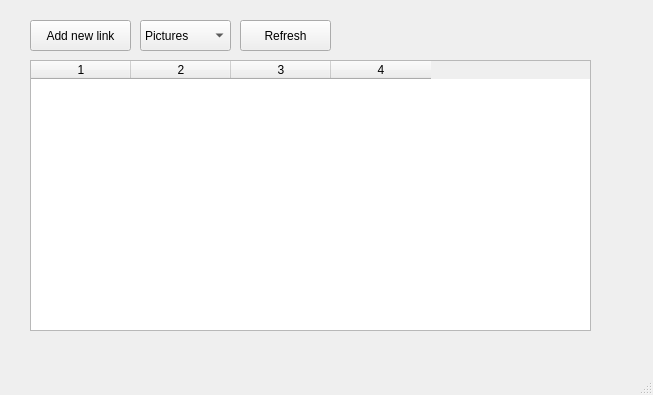
Qt form lab2/LinksCollection/mainwindow.ui (KirillKotsko/Semester3_OOP_Kotsko) before a commit.
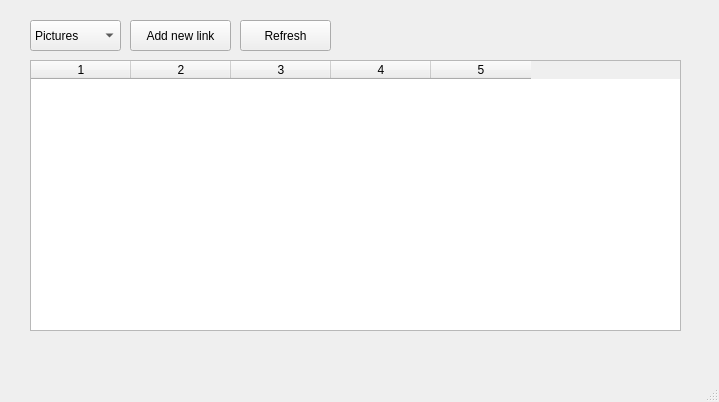
The same form after that commit.

```diff
--- a/lab2/LinksCollection/mainwindow.ui
+++ b/lab2/LinksCollection/mainwindow.ui
@@ -6,8 +6,8 @@
    <rect>
     <x>0</x>
     <y>0</y>
-    <width>653</width>
-    <height>395</height>
+    <width>719</width>
+    <height>402</height>
    </rect>
   </property>
   <property name="windowTitle">
@@ -17,7 +17,7 @@
    <widget class="QPushButton" name="btnAddLink">
     <property name="geometry">
      <rect>
-      <x>30</x>
+      <x>130</x>
       <y>20</y>
       <width>101</width>
       <height>31</height>
@@ -30,7 +30,7 @@
    <widget class="QComboBox" name="inpType">
     <property name="geometry">
      <rect>
-      <x>140</x>
+      <x>30</x>
       <y>20</y>
       <width>91</width>
       <height>31</height>
@@ -77,17 +77,18 @@
      <rect>
       <x>30</x>
       <y>60</y>
-      <width>561</width>
+      <width>651</width>
       <height>271</height>
      </rect>
     </property>
     <property name="columnCount">
-     <number>4</number>
+     <number>5</number>
     </property>
     <column/>
     <column/>
     <column/>
     <column/>
+    <column/>
    </widget>
    <widget class="QPushButton" name="pushButton">
     <property name="geometry">
```
Left out of the diff: 4 changed lines with no effect on the pictures.
